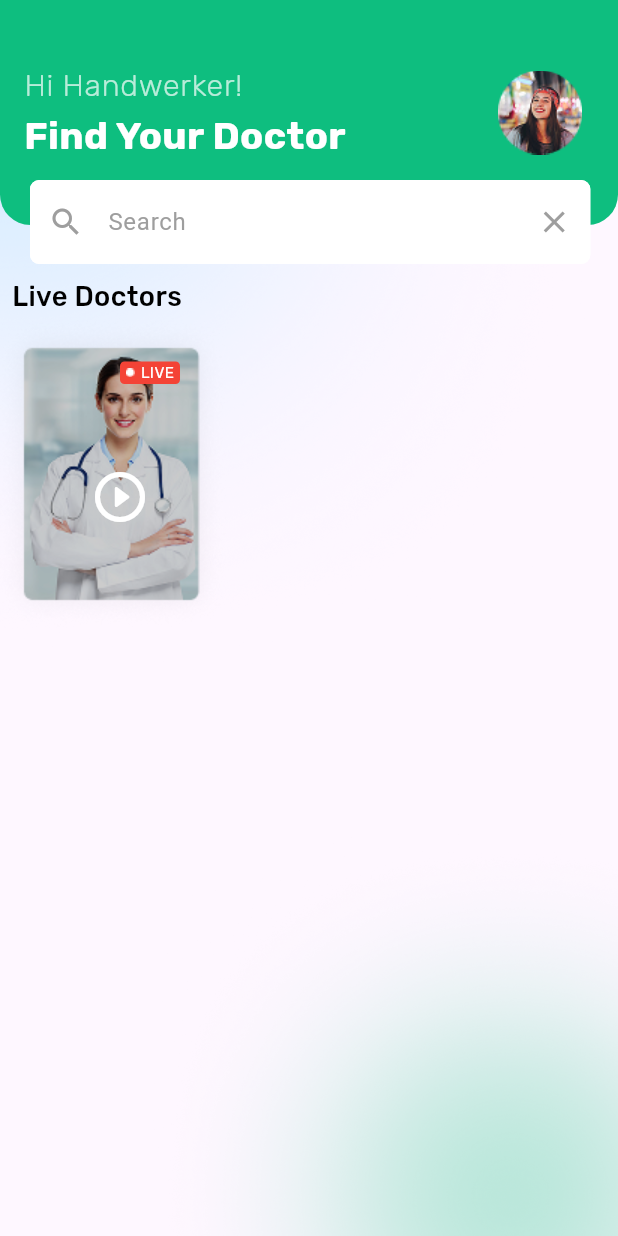
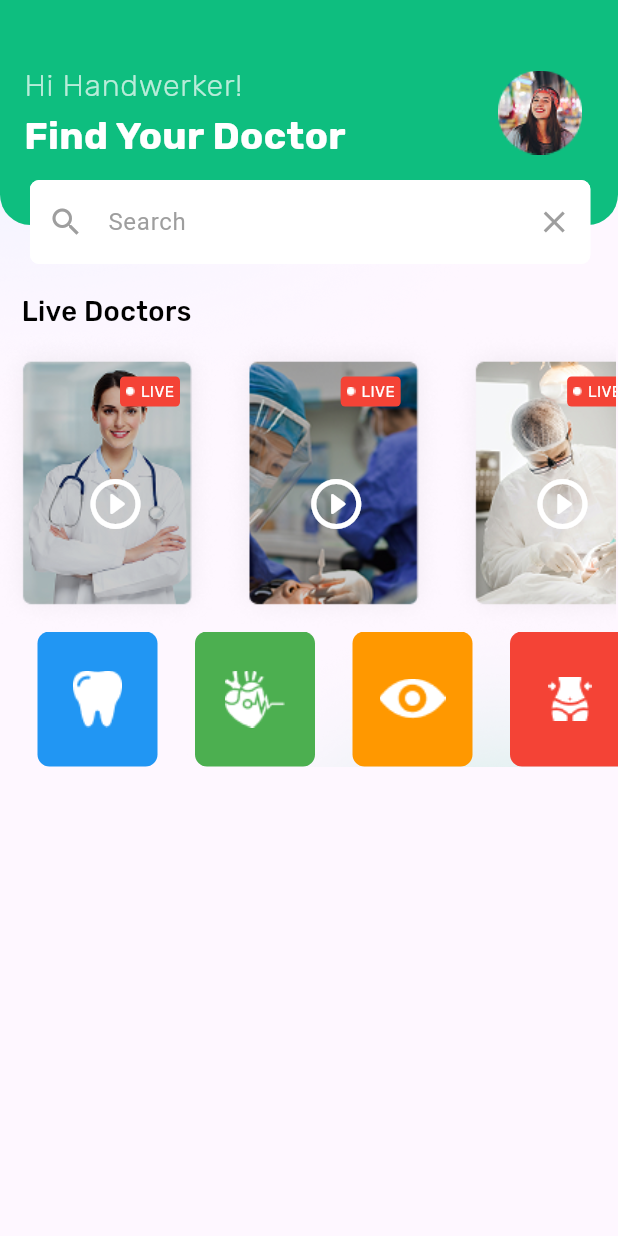
Before and after one commit to atefElhamsa/doctor-hunt-app, a Flutter app: the screen it shows after launch, on a phone screen of 412 x 824 dp. Run offline on Flutter 3.47's test engine with Material 3 defaults, Android fonts, the phone set to English and light mode, and no system bars; our stand-ins replace expandable_page_view, flutter_screenutil, google_fonts.

Commit message:
live doctor section and specific doctor done

```diff
--- a/lib/core/utils/app_colors.dart
+++ b/lib/core/utils/app_colors.dart
@@ -5,5 +5,8 @@ class AppColors {
   static const Color grey = Colors.grey;
   static const Color white = Colors.white;
   static const Color red = Colors.red;
+  static const Color orange = Colors.orange;
+  static const Color green = Colors.green;
+  static const Color blue = Colors.blue;
   static const Color materialButtonColor = Color(0XFF0EBE7F);
 }
--- a/lib/core/utils/app_images.dart
+++ b/lib/core/utils/app_images.dart
@@ -8,5 +8,11 @@ class AppImages {
   static const String onboardingImage3 = "assets/images/onboarding_image_3.png";
   static const String handWerker = "assets/images/hand_werker.png";
   static const String liveDoctor1 = "assets/images/live_doctor_1.png";
+  static const String liveDoctor2 = "assets/images/live_doctor_2.png";
+  static const String liveDoctor3 = "assets/images/live_doctor_3.png";
   static const String pointLive = "assets/images/point_live.png";
+  static const String dentist = "assets/images/dentist.png";
+  static const String eyes = "assets/images/eyes.png";
+  static const String female = "assets/images/female.png";
+  static const String stomach = "assets/images/stomach.png";
 }
--- /dev/null
+++ b/lib/features/home/data/models/specific_doctor_model.dart
@@ -0,0 +1,17 @@
+import 'package:doctor_hunt_app/core/utils/app_colors.dart';
+import 'package:doctor_hunt_app/core/utils/app_images.dart';
+import 'package:flutter/material.dart';
+
+class SpecificDoctorModel {
+  final String image;
+  final Color color;
+
+  const SpecificDoctorModel({required this.image, required this.color});
+}
+
+final List<SpecificDoctorModel> specificItems = [
+  const SpecificDoctorModel(image: AppImages.dentist, color: AppColors.blue),
+  const SpecificDoctorModel(image: AppImages.stomach, color: AppColors.green),
+  const SpecificDoctorModel(image: AppImages.eyes, color: AppColors.orange),
+  const SpecificDoctorModel(image: AppImages.female, color: AppColors.red),
+];
--- a/lib/features/home/presentation/views/widgets/home_body.dart
+++ b/lib/features/home/presentation/views/widgets/home_body.dart
@@ -21,7 +21,9 @@ class _HomeBodyState extends State<HomeBody> {
 
   @override
   Widget build(BuildContext context) {
-    return Stack(
+    return Column(
+      children: [
+        Stack(
           children: [
             Container(
               width: AppSize.infinity,
@@ -51,6 +53,8 @@ class _HomeBodyState extends State<HomeBody> {
               ),
             ),
           ],
+        ),
+      ],
     );
   }
 }
--- a/lib/features/home/presentation/views/widgets/home_list.dart
+++ b/lib/features/home/presentation/views/widgets/home_list.dart
@@ -1,3 +1,4 @@
+import 'package:doctor_hunt_app/features/home/presentation/views/widgets/list_view_specific_doctor.dart';
 import 'package:doctor_hunt_app/features/home/presentation/views/widgets/live_doctor_section.dart';
 import 'package:flutter/material.dart';
 
@@ -6,12 +7,17 @@ class HomeList extends StatelessWidget {
 
   @override
   Widget build(BuildContext context) {
-    return const Column(
-      crossAxisAlignment: CrossAxisAlignment.start,
-      children: [
-        SizedBox(height: 170),
-        LiveDoctorSection()
-      ],
+    return const SingleChildScrollView(
+      physics: BouncingScrollPhysics(),
+      child: Column(
+        crossAxisAlignment: CrossAxisAlignment.start,
+        children: [
+          SizedBox(height: 180),
+          LiveDoctorSection(),
+          SizedBox(height: 90, child: ListViewSpecificDoctor()),
+
+        ],
+      ),
     );
   }
 }
--- /dev/null
+++ b/lib/features/home/presentation/views/widgets/list_view_live_doctor.dart
@@ -0,0 +1,21 @@
+import 'package:doctor_hunt_app/core/utils/app_images.dart';
+import 'package:doctor_hunt_app/features/home/presentation/views/widgets/live_doctor_item.dart';
+import 'package:flutter/material.dart';
+
+class ListViewLiveDoctor extends StatelessWidget {
+  ListViewLiveDoctor({super.key});
+  final List<String> images = [
+    AppImages.liveDoctor1,
+    AppImages.liveDoctor2,
+    AppImages.liveDoctor3,
+  ];
+
+  @override
+  Widget build(BuildContext context) {
+    return ListView.builder(
+      scrollDirection: Axis.horizontal,
+      itemBuilder: (context, index) => LiveDoctorItem(image: images[index]),
+      itemCount: images.length,
+    );
+  }
+}
--- /dev/null
+++ b/lib/features/home/presentation/views/widgets/list_view_specific_doctor.dart
@@ -0,0 +1,18 @@
+import 'package:doctor_hunt_app/features/home/data/models/specific_doctor_model.dart';
+import 'package:doctor_hunt_app/features/home/presentation/views/widgets/specific_doctor_item.dart';
+import 'package:flutter/material.dart';
+
+class ListViewSpecificDoctor extends StatelessWidget {
+  const ListViewSpecificDoctor({super.key});
+
+  @override
+  Widget build(BuildContext context) {
+    return ListView.builder(
+      scrollDirection: Axis.horizontal,
+      itemBuilder:
+          (context, index) =>
+              SpecificDoctorItem(specificDoctorModel: specificItems[index]),
+      itemCount: specificItems.length,
+    );
+  }
+}
--- a/lib/features/home/presentation/views/widgets/live_doctor_item.dart
+++ b/lib/features/home/presentation/views/widgets/live_doctor_item.dart
@@ -1,6 +1,5 @@
 import 'package:flutter/material.dart';
 import 'package:flutter_screenutil/flutter_screenutil.dart';
-
 import '../../../../../core/shared_widgets/custom_text.dart';
 import '../../../../../core/shared_widgets_model/text_model.dart';
 import '../../../../../core/utils/app_colors.dart';
@@ -9,16 +8,17 @@ import '../../../../../core/utils/app_size.dart';
 import '../../../../../core/utils/app_texts.dart';
 
 class LiveDoctorItem extends StatelessWidget {
-  const LiveDoctorItem({super.key});
+  const LiveDoctorItem({super.key, required this.image});
+  final String image;
 
   @override
   Widget build(BuildContext context) {
     return Stack(
       children: [
-        Image.asset(AppImages.liveDoctor1, fit: BoxFit.cover),
+        Image.asset(image, fit: BoxFit.cover),
         const Positioned(
-          top: 100,
-          left: 60,
+          top: 95,
+          left: 57,
           child: Icon(
             Icons.play_circle_outline_rounded,
             color: AppColors.white,
@@ -29,6 +29,7 @@ class LiveDoctorItem extends StatelessWidget {
           left: 80,
           top: 30,
           child: Container(
+            height: AppSize.s20,
             width: AppSize.s40,
             decoration: BoxDecoration(
               color: AppColors.red,
--- a/lib/features/home/presentation/views/widgets/live_doctor_section.dart
+++ b/lib/features/home/presentation/views/widgets/live_doctor_section.dart
@@ -1,3 +1,4 @@
+import 'package:doctor_hunt_app/features/home/presentation/views/widgets/list_view_live_doctor.dart';
 import 'package:flutter/material.dart';
 import 'package:flutter_screenutil/flutter_screenutil.dart';
 import '../../../../../core/shared_widgets/custom_text.dart';
@@ -5,7 +6,6 @@ import '../../../../../core/shared_widgets_model/text_model.dart';
 import '../../../../../core/utils/app_padding.dart';
 import '../../../../../core/utils/app_size.dart';
 import '../../../../../core/utils/app_texts.dart';
-import 'live_doctor_item.dart';
 
 class LiveDoctorSection extends StatelessWidget {
   const LiveDoctorSection({super.key});
@@ -13,13 +13,9 @@ class LiveDoctorSection extends StatelessWidget {
   @override
   Widget build(BuildContext context) {
     return Column(
-      crossAxisAlignment: CrossAxisAlignment.start,
       children: [
         Padding(
-          padding: const EdgeInsets.only(
-            left: AppPadding.p8,
-            top: AppPadding.p15,
-          ),
+          padding: const EdgeInsets.only(right: 270, top: AppPadding.p15),
           child: CustomText(
             textModel: TextModel(
               title: AppTexts.liveDoctors,
@@ -27,7 +23,7 @@ class LiveDoctorSection extends StatelessWidget {
             ),
           ),
         ),
-        const LiveDoctorItem(),
+        SizedBox(height: 200, child: ListViewLiveDoctor()),
       ],
     );
   }
--- /dev/null
+++ b/lib/features/home/presentation/views/widgets/specific_doctor_item.dart
@@ -0,0 +1,25 @@
+import 'package:doctor_hunt_app/features/home/data/models/specific_doctor_model.dart';
+import 'package:flutter/material.dart';
+import '../../../../../core/utils/app_padding.dart';
+import '../../../../../core/utils/app_size.dart';
+
+class SpecificDoctorItem extends StatelessWidget {
+  const SpecificDoctorItem({super.key, required this.specificDoctorModel});
+  final SpecificDoctorModel specificDoctorModel;
+
+  @override
+  Widget build(BuildContext context) {
+    return Padding(
+      padding: const EdgeInsets.only(left: AppPadding.p25),
+      child: Container(
+        width: AppSize.s80,
+        height: AppSize.s90,
+        decoration: BoxDecoration(
+          color: specificDoctorModel.color,
+          borderRadius: BorderRadius.circular(8),
+        ),
+        child: Image.asset(specificDoctorModel.image),
+      ),
+    );
+  }
+}
--- a/lib/features/splash/presentation/views/widgets/splash_body.dart
+++ b/lib/features/splash/presentation/views/widgets/splash_body.dart
@@ -38,7 +38,10 @@ class _SplashBodyState extends State<SplashBody> {
       height: AppSize.infinity,
       width: AppSize.infinity,
       decoration: const BoxDecoration(
-        image: DecorationImage(image: AssetImage(AppImages.background)),
+        image: DecorationImage(
+          image: AssetImage(AppImages.background),
+          fit: BoxFit.cover,
+        ),
       ),
       child: Column(
         mainAxisAlignment: MainAxisAlignment.center,
```
Also changed, not shown: assets/images/dentist.png (added), assets/images/eyes.png (added), assets/images/female.png (added), assets/images/live_doctor_2.png (added), assets/images/live_doctor_3.png (added), assets/images/stomach.png (added). Lines whose indentation alone changed are shown as unchanged.
